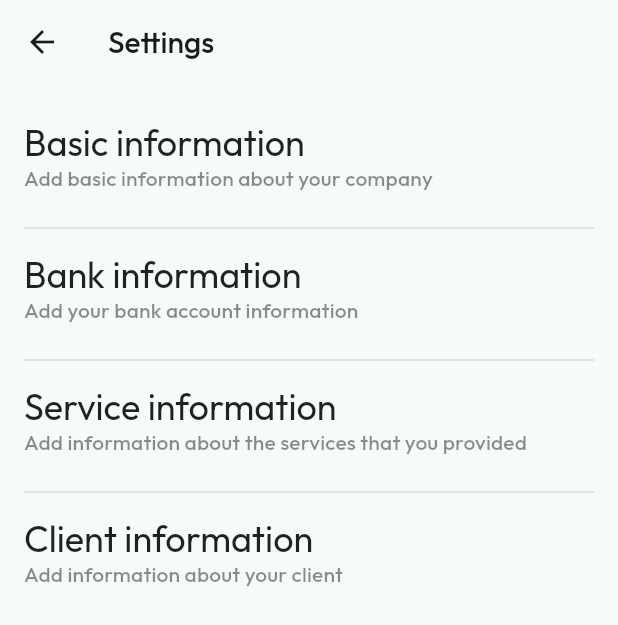
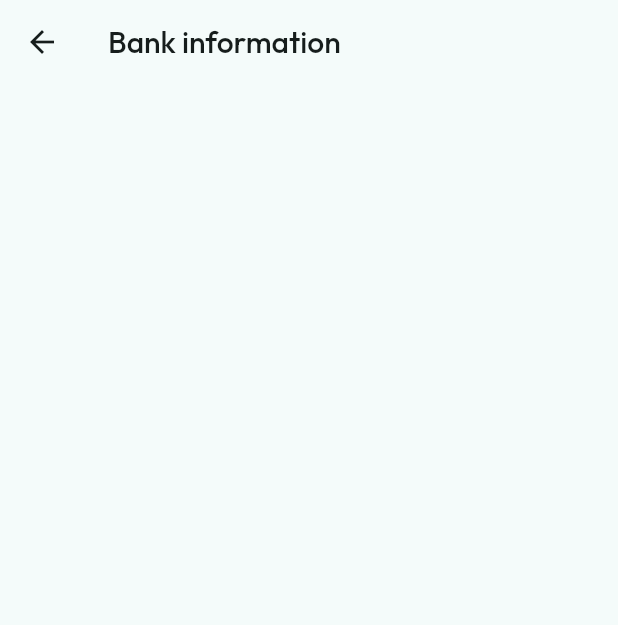
Before and after one commit to theolm/ambush-app, a Flutter app: the SettingsPage screen opened by its route, after a tap on "Bank information", on a phone screen of 412 x 824 dp. Shown: the top 625 px of the screen. Run offline on Flutter 3.47's test engine with Material 2 defaults, Android fonts, the phone set to English and light mode, and no system bars; drawn by our look-alikes of dynamic_color; our stand-ins replace auto_route, flutter_mobx, get_it, google_fonts, hive, hive_flutter and 4 more; accounts and stored records are empty; generated files the repository leaves out were written again.

Commit message:
Adding bank_info_page.dart

```diff
--- a/lib/src/core/presenter/routes/app_route.dart
+++ b/lib/src/core/presenter/routes/app_route.dart
@@ -12,6 +12,7 @@ class AppRouter extends $AppRouter {
     ),
     AutoRoute(page: SettingsRoute.page),
     AutoRoute(page: BasicInfoRoute.page),
+    AutoRoute(page: BankInfoRoute.page),
     AutoRoute(page: AddInvoiceRoute.page),
   ];
 }
--- /dev/null
+++ b/lib/src/features/settings/presentation/bank/bank_info_page.dart
@@ -0,0 +1,19 @@
+import 'package:auto_route/auto_route.dart';
+import 'package:flutter/material.dart';
+import 'package:invoice_app/src/core/di/di.dart';
+
+import 'bank_info_viewmodel.dart';
+
+@RoutePage()
+class BankInfoPage extends StatelessWidget {
+  BankInfoPage({Key? key}) : super(key: key);
+
+  final BankInfoViewModel _viewModel = getIt();
+
+  @override
+  Widget build(BuildContext context) {
+    return Scaffold(
+      appBar: AppBar(title: const Text("Bank information")),
+    );
+  }
+}
--- /dev/null
+++ b/lib/src/features/settings/presentation/bank/bank_info_viewmodel.dart
@@ -0,0 +1,14 @@
+import 'package:injectable/injectable.dart';
+import 'package:mobx/mobx.dart';
+
+part 'bank_info_viewmodel.g.dart';
+
+@injectable
+class BankInfoViewModel extends _BankInfoViewModelBase
+    with _$BankInfoViewModel {
+  BankInfoViewModel();
+}
+
+abstract class _BankInfoViewModelBase with Store {
+
+}
--- a/lib/src/features/settings/presentation/settings_page.dart
+++ b/lib/src/features/settings/presentation/settings_page.dart
@@ -36,7 +36,9 @@ class SettingsPage extends StatelessWidget {
             SettingsItem(
               title: "Bank information",
               subtitle: "Add your bank account information",
-              onClick: () {},
+              onClick: () {
+                context.router.push(BankInfoRoute());
+              },
             ),
             const Divider(indent: 16, endIndent: 16),
             SettingsItem(
```
Also changed, not shown: lib/src/core/di/di.config.dart, lib/src/core/presenter/routes/app_route.gr.dart.
